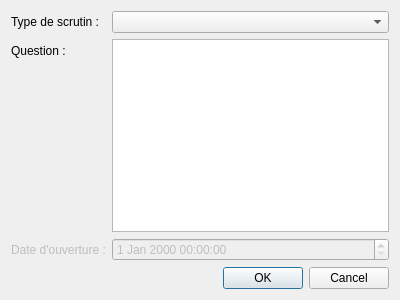
This is dlgeditvote.ui in esauvage/ResPublica as Qt 5 draws it before an edit. The edited form follows.
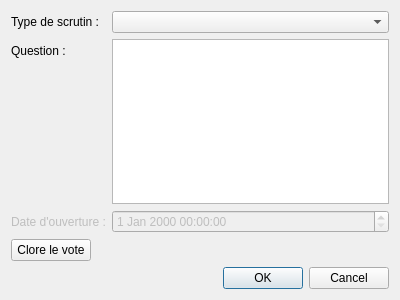
This is the edited form.

Commit message: Ecriture des votes fermés dans le fichier.

What changed in the file:
```diff
--- a/dlgeditvote.ui
+++ b/dlgeditvote.ui
@@ -21,7 +21,7 @@
      </property>
     </widget>
    </item>
-   <item row="3" column="0" colspan="2">
+   <item row="4" column="0" colspan="2">
     <widget class="QDialogButtonBox" name="buttonBox">
      <property name="orientation">
       <enum>Qt::Horizontal</enum>
@@ -61,6 +61,13 @@
      </property>
     </widget>
    </item>
+   <item row="3" column="0">
+    <widget class="QPushButton" name="btnClore">
+     <property name="text">
+      <string>Clore le vote</string>
+     </property>
+    </widget>
+   </item>
   </layout>
  </widget>
  <resources/>
```
The commit also changes 7 other files.
